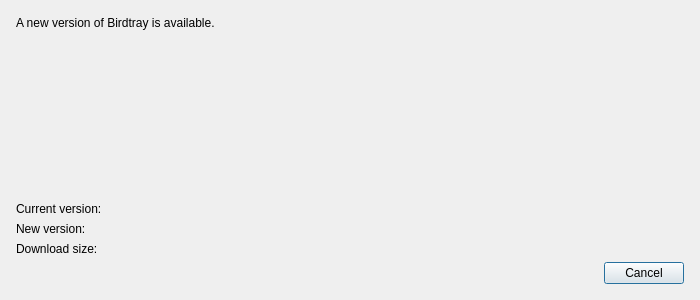
This is src/updatedialog.ui in gyunaev/birdtray as Qt 5 draws it before an edit. The edited form follows.
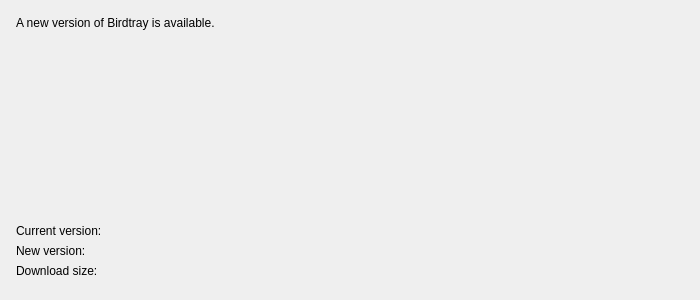
This is the edited form.

Commit message: Fix "Update and Restart" not showing on download

The edit to the form file:
```diff
--- a/src/updatedialog.ui
+++ b/src/updatedialog.ui
@@ -119,9 +119,6 @@
      <property name="orientation">
       <enum>Qt::Horizontal</enum>
      </property>
-     <property name="standardButtons">
-      <set>QDialogButtonBox::Cancel</set>
-     </property>
     </widget>
    </item>
    <item row="4" column="0">
```
The commit also changes 1 other file.
